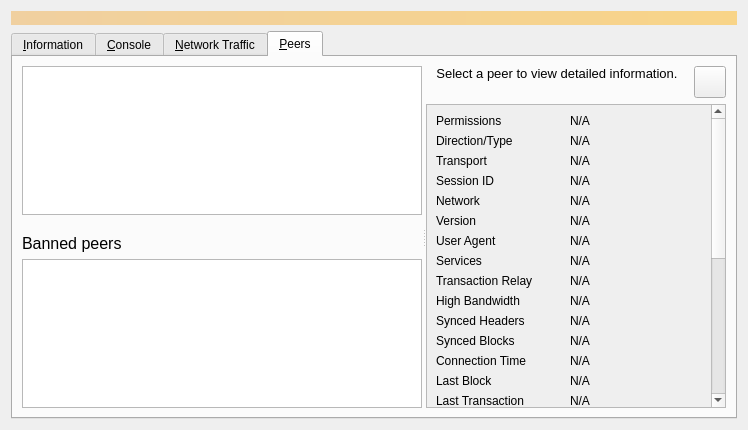
First picture: the form in src/qt/forms/debugwindow.ui, repository Mercatura-Core/Mercatura-Core, before the edit.
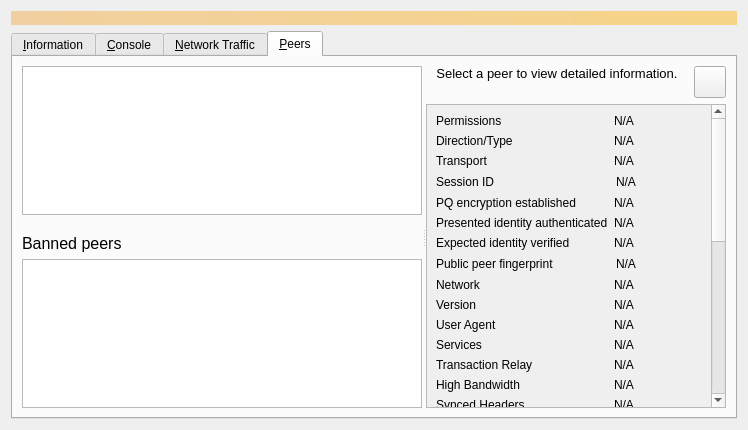
Second picture: the form after the edit. The open tabs and pages were chosen to show the change. Icons and pictures are not drawn. Custom widgets are drawn as their Qt base class.

Commit message: feat: present PQ peer assurance and respect validation CPU quotas

Diff of the .ui file:
```diff
--- a/src/qt/forms/debugwindow.ui
+++ b/src/qt/forms/debugwindow.ui
@@ -1223,7 +1223,7 @@
                <item row="3" column="0">
                 <widget class="QLabel" name="peerSessionIdLabel">
                  <property name="toolTip">
-                  <string>The BIP324 session ID string in hex.</string>
+                  <string>The public session ID of this encrypted connection in hex. Changes on reconnect.</string>
                  </property>
                  <property name="text">
                   <string>Session ID</string>
@@ -1231,22 +1231,72 @@
                 </widget>
                </item>
                <item row="3" column="1">
-                <widget class="QLabel" name="peerSessionId">
+                <widget class="QLineEdit" name="peerSessionId">
                  <property name="cursor">
                   <cursorShape>IBeamCursor</cursorShape>
                  </property>
                  <property name="text">
                   <string>N/A</string>
                  </property>
-                 <property name="textFormat">
-                  <enum>Qt::PlainText</enum>
-                 </property>
-                 <property name="textInteractionFlags">
-                  <set>Qt::LinksAccessibleByMouse|Qt::TextSelectableByKeyboard|Qt::TextSelectableByMouse</set>
-                 </property>
+                 <property name="readOnly"><bool>true</bool></property>
+                 <property name="frame"><bool>false</bool></property>
+                 <property name="styleSheet"><string>background: transparent;</string></property>
                 </widget>
                </item>
                <item row="4" column="0">
+                <widget class="QLabel" name="peerPQEncryptionLabel">
+                 <property name="text"><string>PQ encryption established</string></property>
+                 <property name="toolTip"><string>True only after the local PQ confirmation gate completes.</string></property>
+                </widget>
+               </item>
+               <item row="4" column="1">
+                <widget class="QLabel" name="peerPQEncryption">
+                 <property name="text"><string>N/A</string></property>
+                 <property name="textFormat"><enum>Qt::PlainText</enum></property>
+                 <property name="textInteractionFlags"><set>Qt::TextSelectableByKeyboard|Qt::TextSelectableByMouse</set></property>
+                </widget>
+               </item>
+               <item row="5" column="0">
+                <widget class="QLabel" name="peerPQAuthenticationLabel">
+                 <property name="text"><string>Presented identity authenticated</string></property>
+                 <property name="toolTip"><string>Proof of possession of the presented signing key; this does not verify an intended remote operator.</string></property>
+                </widget>
+               </item>
+               <item row="5" column="1">
+                <widget class="QLabel" name="peerPQAuthentication">
+                 <property name="text"><string>N/A</string></property>
+                 <property name="textFormat"><enum>Qt::PlainText</enum></property>
+                 <property name="textInteractionFlags"><set>Qt::TextSelectableByKeyboard|Qt::TextSelectableByMouse</set></property>
+                </widget>
+               </item>
+               <item row="6" column="0">
+                <widget class="QLabel" name="peerPQVerificationLabel">
+                 <property name="text"><string>Expected identity verified</string></property>
+                 <property name="toolTip"><string>Verified requires an independently configured exact destination pin. A mismatched pin disconnects the peer; failures are counted in getnetworkinfo.</string></property>
+                </widget>
+               </item>
+               <item row="6" column="1">
+                <widget class="QLabel" name="peerPQVerification">
+                 <property name="text"><string>N/A</string></property>
+                 <property name="textFormat"><enum>Qt::PlainText</enum></property>
+                 <property name="textInteractionFlags"><set>Qt::TextSelectableByKeyboard|Qt::TextSelectableByMouse</set></property>
+                </widget>
+               </item>
+               <item row="7" column="0">
+                <widget class="QLabel" name="peerPQIdentityLabel">
+                 <property name="text"><string>Public peer fingerprint</string></property>
+                 <property name="toolTip"><string>Public presented identity fingerprint, available only for a completed authenticated session.</string></property>
+                </widget>
+               </item>
+               <item row="7" column="1">
+                <widget class="QLineEdit" name="peerPQIdentity">
+                 <property name="text"><string>N/A</string></property>
+                 <property name="readOnly"><bool>true</bool></property>
+                 <property name="frame"><bool>false</bool></property>
+                 <property name="styleSheet"><string>background: transparent;</string></property>
+                </widget>
+               </item>
+               <item row="8" column="0">
                 <widget class="QLabel" name="peerNetworkLabel">
                  <property name="toolTip">
                   <string>The network protocol this peer is connected through: IPv4, IPv6, Onion, I2P, or CJDNS.</string>
@@ -1256,7 +1306,7 @@
                  </property>
                 </widget>
                </item>
-               <item row="4" column="1">
+               <item row="8" column="1">
                 <widget class="QLabel" name="peerNetwork">
                  <property name="cursor">
                   <cursorShape>IBeamCursor</cursorShape>
@@ -1272,14 +1322,14 @@
                  </property>
                 </widget>
                </item>
-               <item row="5" column="0">
+               <item row="9" column="0">
                 <widget class="QLabel" name="label_21">
                  <property name="text">
                   <string>Version</string>
                  </property>
                 </widget>
                </item>
-               <item row="5" column="1">
+               <item row="9" column="1">
                 <widget class="QLabel" name="peerVersion">
                  <property name="cursor">
                   <cursorShape>IBeamCursor</cursorShape>
@@ -1295,14 +1345,14 @@
                  </property>
                 </widget>
                </item>
-               <item row="6" column="0">
+               <item row="10" column="0">
                 <widget class="QLabel" name="label_28">
                  <property name="text">
                   <string>User Agent</string>
                  </property>
                 </widget>
                </item>
-               <item row="6" column="1">
+               <item row="10" column="1">
                 <widget class="QLabel" name="peerSubversion">
                  <property name="cursor">
                   <cursorShape>IBeamCursor</cursorShape>
@@ -1318,14 +1368,14 @@
                  </property>
                 </widget>
                </item>
-               <item row="7" column="0">
+               <item row="11" column="0">
                 <widget class="QLabel" name="label_4">
                  <property name="text">
                   <string>Services</string>
                  </property>
                 </widget>
                </item>
-               <item row="7" column="1">
+               <item row="11" column="1">
                 <widget class="QLabel" name="peerServices">
                  <property name="cursor">
                   <cursorShape>IBeamCursor</cursorShape>
@@ -1344,7 +1394,7 @@
                  </property>
                 </widget>
                </item>
-               <item row="8" column="0">
+               <item row="12" column="0">
                 <widget class="QLabel" name="peerRelayTxesLabel">
                  <property name="toolTip">
                   <string>Whether we relay transactions to this peer.</string>
@@ -1354,7 +1404,7 @@
                  </property>
                 </widget>
                </item>
-               <item row="8" column="1">
+               <item row="12" column="1">
                 <widget class="QLabel" name="peerRelayTxes">
                  <property name="cursor">
                   <cursorShape>IBeamCursor</cursorShape>
@@ -1370,7 +1420,7 @@
                  </property>
                 </widget>
                </item>
-               <item row="9" column="0">
+               <item row="13" column="0">
                 <widget class="QLabel" name="peerHighBandwidthLabel">
                  <property name="toolTip">
                   <string>High bandwidth BIP152 compact block relay: %1</string>
@@ -1380,7 +1430,7 @@
                  </property>
                 </widget>
                </item>
-               <item row="9" column="1">
+               <item row="13" column="1">
                 <widget class="QLabel" name="peerHighBandwidth">
                  <property name="cursor">
                   <cursorShape>IBeamCursor</cursorShape>
@@ -1396,14 +1446,14 @@
                  </property>
                 </widget>
                </item>
-               <item row="10" column="0">
+               <item row="14" column="0">
                 <widget class="QLabel" name="label_27">
                  <property name="text">
                   <string>Synced Headers</string>
                  </property>
                 </widget>
                </item>
-               <item row="10" column="1">
+               <item row="14" column="1">
                 <widget class="QLabel" name="peerSyncHeight">
                  <property name="cursor">
                   <cursorShape>IBeamCursor</cursorShape>
@@ -1419,14 +1469,14 @@
                  </property>
                 </widget>
                </item>
-               <item row="11" column="0">
+               <item row="15" column="0">
                 <widget class="QLabel" name="label_25">
                  <property name="text">
                   <string>Synced Blocks</string>
                  </property>
                 </widget>
                </item>
-               <item row="11" column="1">
+               <item row="15" column="1">
                 <widget class="QLabel" name="peerCommonHeight">
                  <property name="cursor">
                   <cursorShape>IBeamCursor</cursorShape>
@@ -1442,14 +1492,14 @@
                  </property>
                 </widget>
                </item>
-               <item row="12" column="0">
+               <item row="16" column="0">
                 <widget class="QLabel" name="label_22">
                  <property name="text">
                   <string>Connection Time</string>
                  </property>
                 </widget>
                </item>
-               <item row="12" column="1">
+               <item row="16" column="1">
                 <widget class="QLabel" name="peerConnTime">
                  <property name="cursor">
                   <cursorShape>IBeamCursor</cursorShape>
@@ -1465,7 +1515,7 @@
                  </property>
                 </widget>
                </item>
-               <item row="13" column="0">
+               <item row="17" column="0">
                 <widget class="QLabel" name="peerLastBlockLabel">
                  <property name="toolTip">
                   <string>Elapsed time since a novel block passing initial validity checks was received from this peer.</string>
@@ -1475,7 +1525,7 @@
                  </property>
                 </widget>
                </item>
-               <item row="13" column="1">
+               <item row="17" column="1">
                 <widget class="QLabel" name="peerLastBlock">
                  <property name="cursor">
                   <cursorShape>IBeamCursor</cursorShape>
@@ -1491,7 +1541,7 @@
                  </property>
                 </widget>
                </item>
-               <item row="14" column="0">
+               <item row="18" column="0">
                 <widget class="QLabel" name="peerLastTxLabel">
                  <property name="toolTip">
                   <string extracomment="Tooltip text for the Last Transaction field in the peer details area.">Elapsed time since a novel transaction accepted into our mempool was received from this peer.</string>
@@ -1501,7 +1551,7 @@
                  </property>
                 </widget>
                </item>
-               <item row="14" column="1">
+               <item row="18" column="1">
                 <widget class="QLabel" name="peerLastTx">
                  <property name="cursor">
                   <cursorShape>IBeamCursor</cursorShape>
@@ -1517,14 +1567,14 @@
                  </property>
                 </widget>
                </item>
-               <item row="15" column="0">
+               <item row="19" column="0">
                 <widget class="QLabel" name="label_15">
                  <property name="text">
                   <string>Last Send</string>
                  </property>
                 </widget>
                </item>
-               <item row="15" column="1">
+               <item row="19" column="1">
                 <widget class="QLabel" name="peerLastSend">
                  <property name="cursor">
                   <cursorShape>IBeamCursor</cursorShape>
@@ -1540,14 +1590,14 @@
                  </property>
                 </widget>
                </item>
-               <item row="16" column="0">
+               <item row="20" column="0">
                 <widget class="QLabel" name="label_19">
                  <property name="text">
                   <string>Last Receive</string>
                  </property>
                 </widget>
                </item>
-               <item row="16" column="1">
+               <item row="20" column="1">
                 <widget class="QLabel" name="peerLastRecv">
                  <property name="cursor">
                   <cursorShape>IBeamCursor</cursorShape>
@@ -1563,14 +1613,14 @@
                  </property>
                 </widget>
                </item>
-               <item row="17" column="0">
+               <item row="21" column="0">
                 <widget class="QLabel" name="label_18">
                  <property name="text">
                   <string>Sent</string>
                  </property>
                 </widget>
                </item>
-               <item row="17" column="1">
+               <item row="21" column="1">
                 <widget class="QLabel" name="peerBytesSent">
                  <property name="cursor">
                   <cursorShape>IBeamCursor</cursorShape>
@@ -1586,14 +1636,14 @@
                  </property>
                 </widget>
                </item>
-               <item row="18" column="0">
+               <item row="22" column="0">
                 <widget class="QLabel" name="label_20">
                  <property name="text">
                   <string>Received</string>
                  </property>
                 </widget>
                </item>
-               <item row="18" column="1">
+               <item row="22" column="1">
                 <widget class="QLabel" name="peerBytesRecv">
                  <property name="cursor">
                   <cursorShape>IBeamCursor</cursorShape>
@@ -1609,14 +1659,14 @@
                  </property>
                 </widget>
                </item>
-               <item row="19" column="0">
+               <item row="23" column="0">
                 <widget class="QLabel" name="label_26">
                  <property name="text">
                   <string>Ping Time</string>
                  </property>
                 </widget>
                </item>
-               <item row="19" column="1">
+               <item row="23" column="1">
                 <widget class="QLabel" name="peerPingTime">
                  <property name="cursor">
                   <cursorShape>IBeamCursor</cursorShape>
@@ -1632,7 +1682,7 @@
                  </property>
                 </widget>
                </item>
-               <item row="20" column="0">
+               <item row="24" column="0">
                 <widget class="QLabel" name="peerPingWaitLabel">
                  <property name="toolTip">
                   <string>The duration of a currently outstanding ping.</string>
@@ -1642,7 +1692,7 @@
                  </property>
                 </widget>
                </item>
-               <item row="20" column="1">
+               <item row="24" column="1">
                 <widget class="QLabel" name="peerPingWait">
                  <property name="cursor">
                   <cursorShape>IBeamCursor</cursorShape>
@@ -1658,14 +1708,14 @@
                  </property>
                 </widget>
                </item>
-               <item row="21" column="0">
+               <item row="25" column="0">
                 <widget class="QLabel" name="peerMinPingLabel">
                  <property name="text">
                   <string>Min Ping</string>
                  </property>
                 </widget>
                </item>
-               <item row="21" column="1">
+               <item row="25" column="1">
                 <widget class="QLabel" name="peerMinPing">
                  <property name="cursor">
                   <cursorShape>IBeamCursor</cursorShape>
@@ -1681,14 +1731,14 @@
                  </property>
                 </widget>
                </item>
-               <item row="22" column="0">
+               <item row="26" column="0">
                 <widget class="QLabel" name="label_timeoffset">
                  <property name="text">
                   <string>Time Offset</string>
                  </property>
                 </widget>
                </item>
-               <item row="22" column="1">
+               <item row="26" column="1">
                 <widget class="QLabel" name="timeoffset">
                  <property name="cursor">
                   <cursorShape>IBeamCursor</cursorShape>
@@ -1704,7 +1754,7 @@
                  </property>
                 </widget>
                </item>
-               <item row="23" column="0">
+               <item row="27" column="0">
                 <widget class="QLabel" name="peerMappedASLabel">
                  <property name="toolTip">
                   <string>The mapped Autonomous System used for diversifying peer selection.</string>
@@ -1714,7 +1764,7 @@
                  </property>
                 </widget>
                </item>
-               <item row="23" column="1">
+               <item row="27" column="1">
                 <widget class="QLabel" name="peerMappedAS">
                  <property name="cursor">
                   <cursorShape>IBeamCursor</cursorShape>
@@ -1730,7 +1780,7 @@
                  </property>
                 </widget>
                </item>
-               <item row="24" column="0">
+               <item row="28" column="0">
                 <widget class="QLabel" name="peerAddrRelayEnabledLabel">
                  <property name="toolTip">
                   <string extracomment="Tooltip text for the Address Relay field in the peer details area, which displays whether we relay addresses to this peer (Yes/No).">Whether we relay addresses to this peer.</string>
@@ -1740,7 +1790,7 @@
                  </property>
                 </widget>
                </item>
-               <item row="24" column="1">
+               <item row="28" column="1">
                 <widget class="QLabel" name="peerAddrRelayEnabled">
                  <property name="cursor">
                   <cursorShape>IBeamCursor</cursorShape>
@@ -1756,7 +1806,7 @@
                  </property>
                 </widget>
                </item>
-               <item row="25" column="0">
+               <item row="29" column="0">
                 <widget class="QLabel" name="peerAddrProcessedLabel">
                  <property name="toolTip">
                   <string extracomment="Tooltip text for the Addresses Processed field in the peer details area, which displays the total number of addresses received from this peer that were processed (excludes addresses that were dropped due to rate-limiting).">The total number of addresses received from this peer that were processed (excludes addresses that were dropped due to rate-limiting).</string>
@@ -1766,7 +1816,7 @@
                  </property>
                 </widget>
                </item>
-               <item row="25" column="1">
+               <item row="29" column="1">
                 <widget class="QLabel" name="peerAddrProcessed">
                  <property name="cursor">
                   <cursorShape>IBeamCursor</cursorShape>
@@ -1782,7 +1832,7 @@
                  </property>
                 </widget>
                </item>
-               <item row="26" column="0">
+               <item row="30" column="0">
                 <widget class="QLabel" name="peerAddrRateLimitedLabel">
                  <property name="toolTip">
                   <string extracomment="Tooltip text for the Addresses Rate-Limited field in the peer details area, which displays the total number of addresses received from this peer that were dropped (not processed) due to rate-limiting.">The total number of addresses received from this peer that were dropped (not processed) due to rate-limiting.</string>
@@ -1792,7 +1842,7 @@
                  </property>
                 </widget>
                </item>
-               <item row="26" column="1">
+               <item row="30" column="1">
                 <widget class="QLabel" name="peerAddrRateLimited">
                  <property name="cursor">
                   <cursorShape>IBeamCursor</cursorShape>
@@ -1808,7 +1858,7 @@
                  </property>
                 </widget>
                </item>
-               <item row="27" column="0">
+               <item row="31" column="0">
                 <spacer name="verticalSpacer_3">
                  <property name="orientation">
                   <enum>Qt::Vertical</enum>
```
The commit also changes 7 other files.
